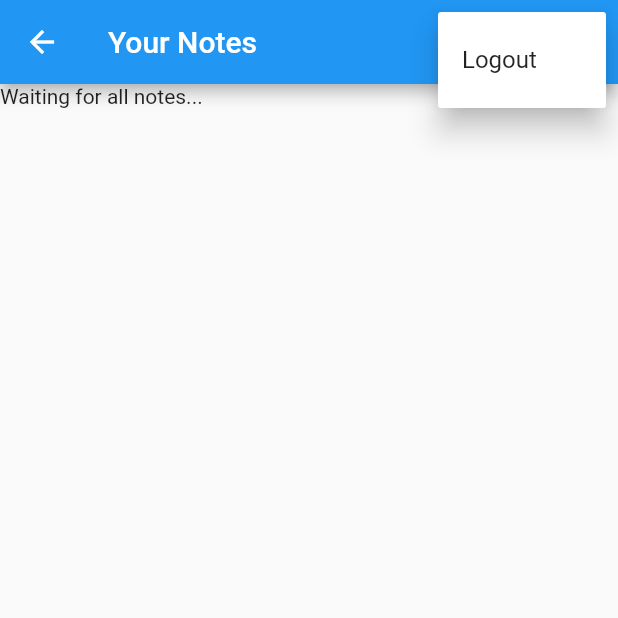
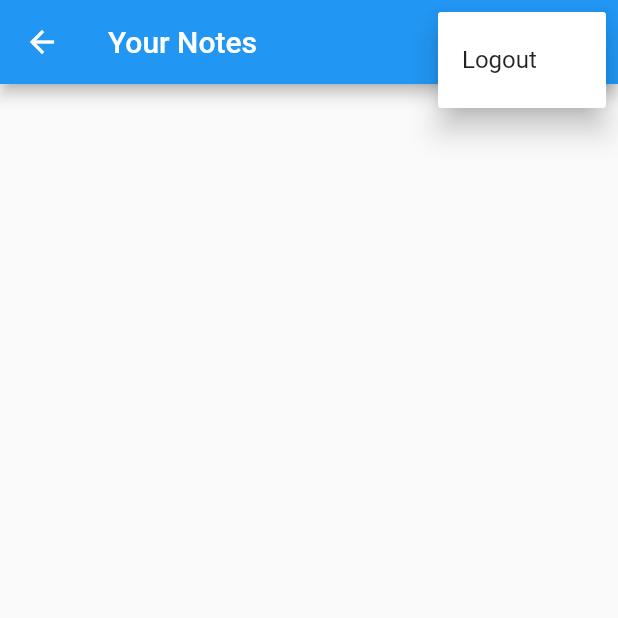
Before and after one commit to nitin-787/uni-notes, a Flutter app: the NotesView screen opened by its route, after a tap on the "more vert" icon, on a phone screen of 412 x 824 dp, the top half of it. Run offline on Flutter 3.47's test engine with Material 2 defaults, Android fonts, the phone set to English and light mode, and no system bars; our stand-ins replace firebase_auth, firebase_core, sqflite; accounts and stored records are empty.

Commit message:
Displaying Notes in Notes View

```diff
--- a/lib/services/crud/notes_serivce.dart
+++ b/lib/services/crud/notes_serivce.dart
@@ -11,11 +11,15 @@ class NotesSerivce {
   List<DatabaseNote> _notes = [];
 
   static final NotesSerivce _shared = NotesSerivce._sharedInstance();
-  NotesSerivce._sharedInstance();
+  NotesSerivce._sharedInstance() {
+    _notesStreamController =
+        StreamController<List<DatabaseNote>>.broadcast(onListen: () {
+      _notesStreamController.sink.add(_notes);
+    });
+  }
   factory NotesSerivce() => _shared;
 
-  final _notesStreamController =
-      StreamController<List<DatabaseNote>>.broadcast();
+  late final StreamController<List<DatabaseNote>> _notesStreamController;
 
   Stream<List<DatabaseNote>> get allNotes => _notesStreamController.stream;
 
@@ -314,12 +318,12 @@ const emailColumn = 'email';
 const userIDColumn = 'user_id';
 const textColumn = 'text';
 const isSyncedWithCloudColumn = 'is_synced_with_cloud';
-const createUserTable = '''CREATE TABLE IF NOT EXIST "user" (
+const createUserTable = '''CREATE TABLE IF NOT EXISTS "user" (
         "id"	INTEGER NOT NULL,
         "email"	TEXT NOT NULL UNIQUE,
         PRIMARY KEY("id" AUTOINCREMENT)
       );''';
-const createNoteTable = '''CREATE TABLE IF NOT EXIST "note" (
+const createNoteTable = '''CREATE TABLE IF NOT EXISTS "note" (
         "id"	INTEGER NOT NULL,
         "user_id"	INTEGER NOT NULL,
         "text"	TEXT,
--- a/lib/views/notes/notes_view.dart
+++ b/lib/views/notes/notes_view.dart
@@ -20,12 +20,6 @@ class _NotesViewState extends State<NotesView> {
     _notesSerivce = NotesSerivce();
     _notesSerivce.open();
     super.initState();
-  }
-
-  @override
-  void dispose() {
-    _notesSerivce.close();
-    super.dispose();
   }
 
   @override
@@ -77,7 +71,25 @@ class _NotesViewState extends State<NotesView> {
                   switch (snapshot.connectionState) {
                     case ConnectionState.waiting:
                     case ConnectionState.active:
-                      return const Text('Waiting for all notes...');
+                      if (snapshot.hasData) {
+                        final allNotes = snapshot.data as List<DatabaseNote>;
+                        return ListView.builder(
+                          itemCount: allNotes.length,
+                          itemBuilder: (context, index) {
+                            final note = allNotes[index];
+                            return ListTile(
+                              title: Text(
+                                note.text,
+                                maxLines: 1,
+                                softWrap: true,
+                                overflow: TextOverflow.ellipsis,
+                              ),
+                            );
+                          },
+                        );
+                      } else {
+                        return const CircularProgressIndicator();
+                      }
                     default:
                       return const CircularProgressIndicator();
                   }
```
